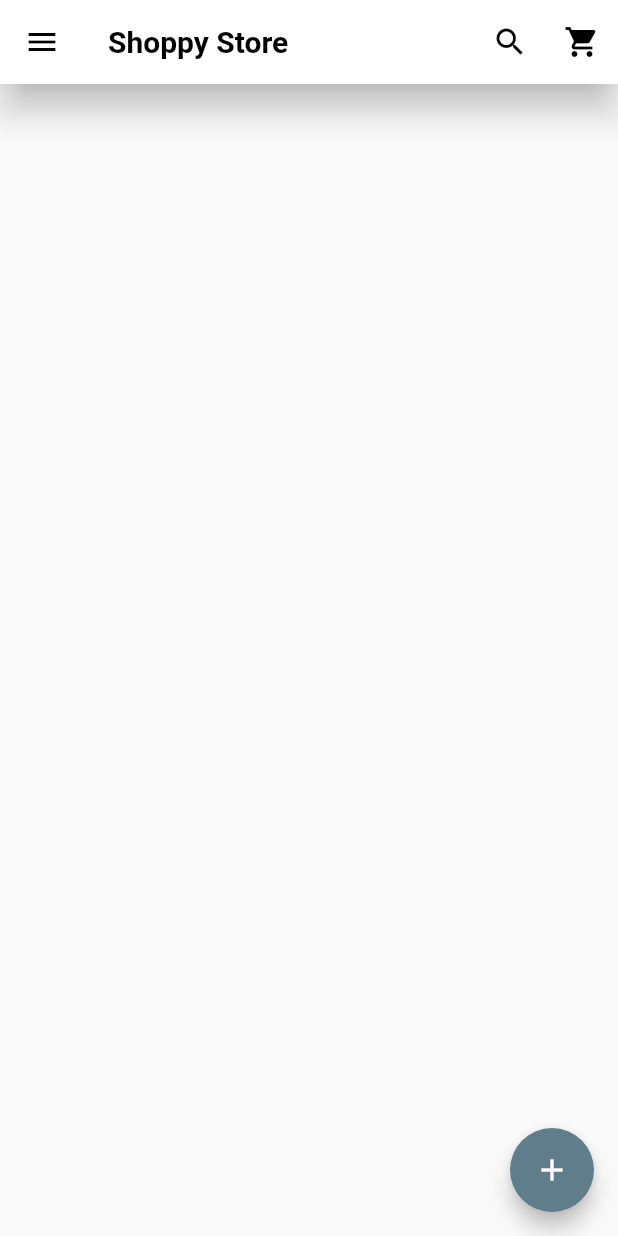
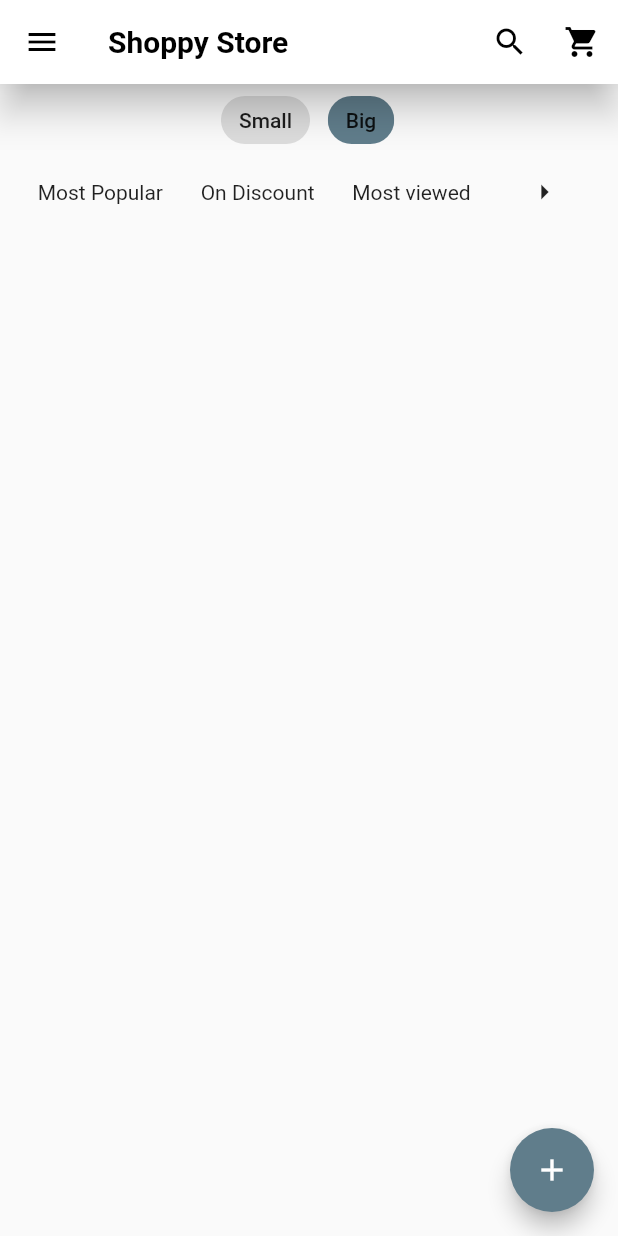
Before and after one commit to alu-rwa-prog-1/mini-project-1-K-wachira, a Flutter app: the screen it shows after launch, on a phone screen of 412 x 824 dp. Run offline on Flutter 3.47's test engine with Material 2 defaults, Android fonts, the phone set to English and light mode, and no system bars.

Commit message:
Added wrap as an experimental feature on the tabbing

```diff
--- a/shopping/lib/screens/home_page.dart
+++ b/shopping/lib/screens/home_page.dart
@@ -67,11 +67,45 @@ class _MyHomePageState extends State<MyHomePage> {
       body: Center(
           child: Column(
         children: [
-          Container(
-            height: 100,
-            width: 100,
-            color: Colors.ambercd ,
-          )
+          Wrap(
+            children: [
+              ChoiceChip(
+                label: Text('Small'),
+                selected: false,
+                onSelected: (bool selected) {
+                  setState(() {});
+                },
+              ),
+              SizedBox(
+                width: 10,
+              ),
+              ChoiceChip(
+                label: Text('Big'),
+                selected: true,
+                onSelected: (bool selected) {
+                  setState(() {});
+                },
+                selectedColor: Theme.of(context).accentColor,
+              ),
+            ],
+          ),
+          DefaultTabController(
+              length: 3,
+              child: Row(
+                mainAxisAlignment: MainAxisAlignment.spaceEvenly,
+                children: [
+                  Text("Most Popular"),
+                  Text("On Discount"),
+                  Text("Most viewed"),
+                  IconButton(
+                    icon: Icon(Icons.arrow_right),
+                    tooltip: 'Open shopping cart',
+                    onPressed: () {
+                      // +> cunsumers cart
+                    },
+                  ),
+                ],
+              ))
         ],
       )),
       floatingActionButton: FloatingActionButton(
```
